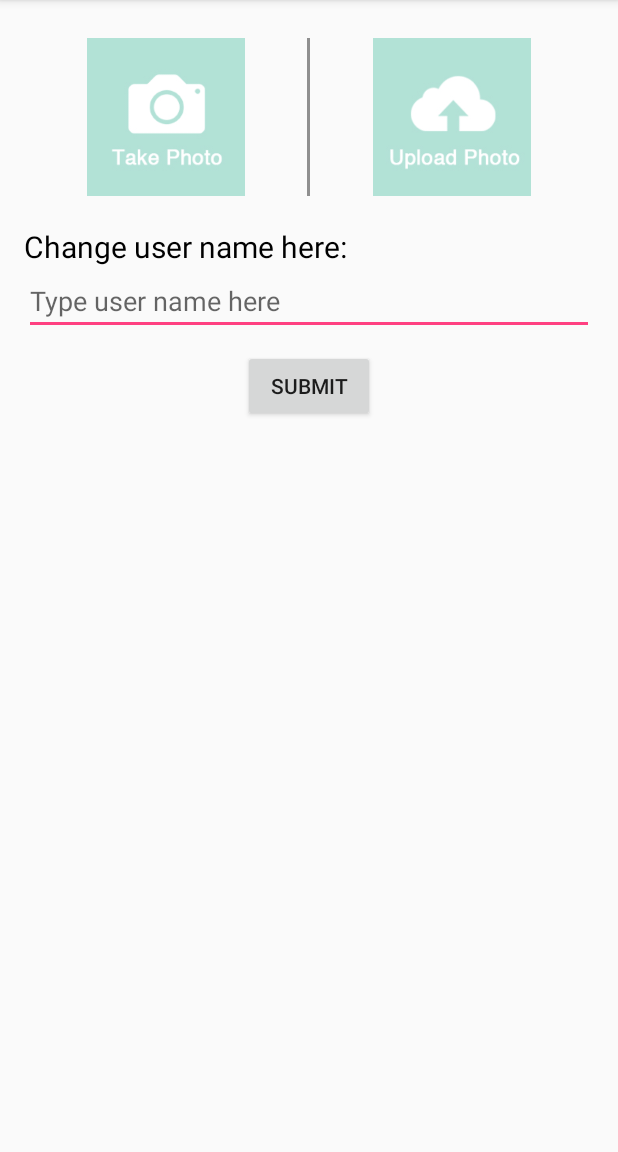
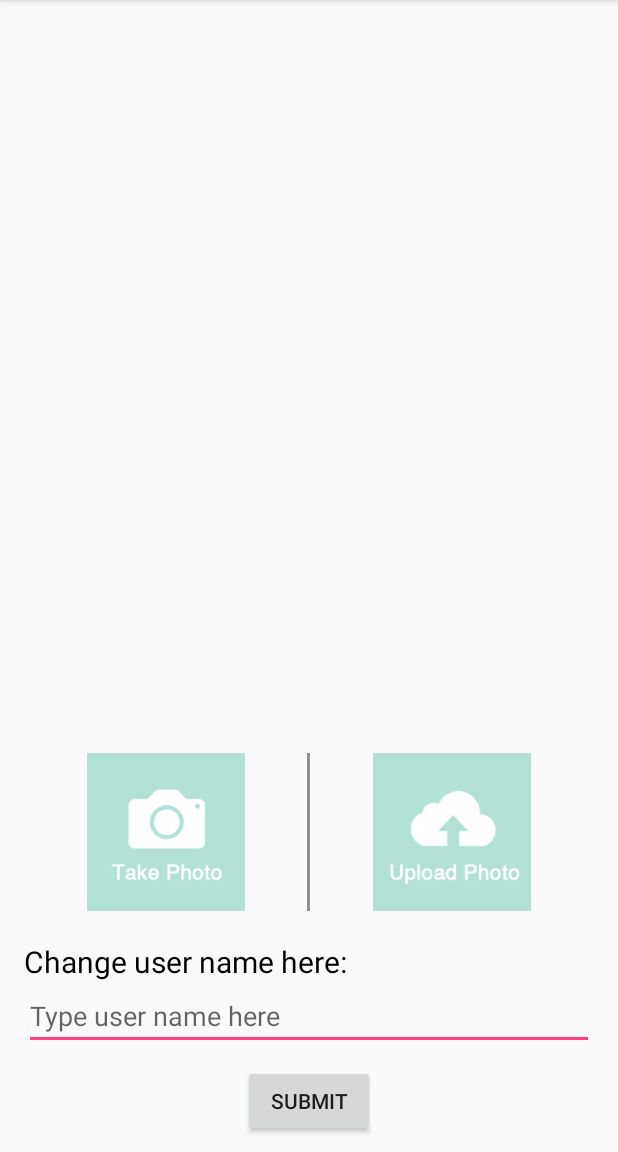
Before and after one commit to MaureenDing814/FinalProject-YaoC-MengqiD, an Android app: the EditActivity screen opened directly, with no data from a screen before it, on a phone screen of 412 x 824 dp, the part 84-1236 px from its top. Run offline under Robolectric (Android 15) with nearby library versions, the phone set to English and light mode, and no system bars; our stand-ins replace Firebase (no records; nobody signed in at launch, a user with empty details on screens opened directly), Picasso.

Commit message:
Change EditProfile Layout

```diff
--- a/app/src/main/res/layout/activity_edit.xml
+++ b/app/src/main/res/layout/activity_edit.xml
@@ -11,10 +11,19 @@
     android:paddingTop="25dp"
     tools:context="com.example.android.finalproject_yaocmengqid.EditActivity">
 
+    <ImageView
+        android:layout_width="match_parent"
+        android:layout_height="wrap_content"
+        android:layout_weight="1"
+        android:scaleType="fitCenter"
+        android:id="@+id/preview"
+        android:layout_marginBottom="20dp" />
+
     <LinearLayout
         android:layout_width="match_parent"
         android:layout_height="105dp"
         android:orientation="horizontal">
+
         <ImageView
             android:layout_width="0dp"
             android:layout_weight="1"
@@ -55,12 +64,6 @@
         android:layout_gravity="center"
         android:onClick="updateProfile" />
 
-    <ImageView
-        android:layout_width="match_parent"
-        android:layout_height="wrap_content"
-        android:layout_weight="1"
-        android:scaleType="fitCenter"
-        android:id="@+id/preview"
-        android:layout_marginTop="20dp"/>
+
 
 </LinearLayout>
```
